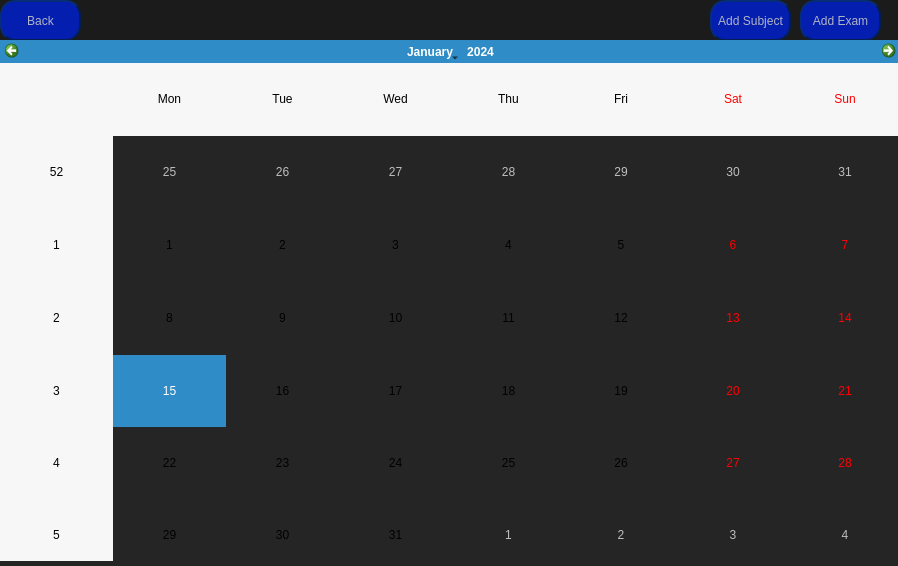
The window that StudySphere/StudySphere.ui (AlexOfRivia/Hackathon-WFIS) describes before a commit, drawn with Qt 5.
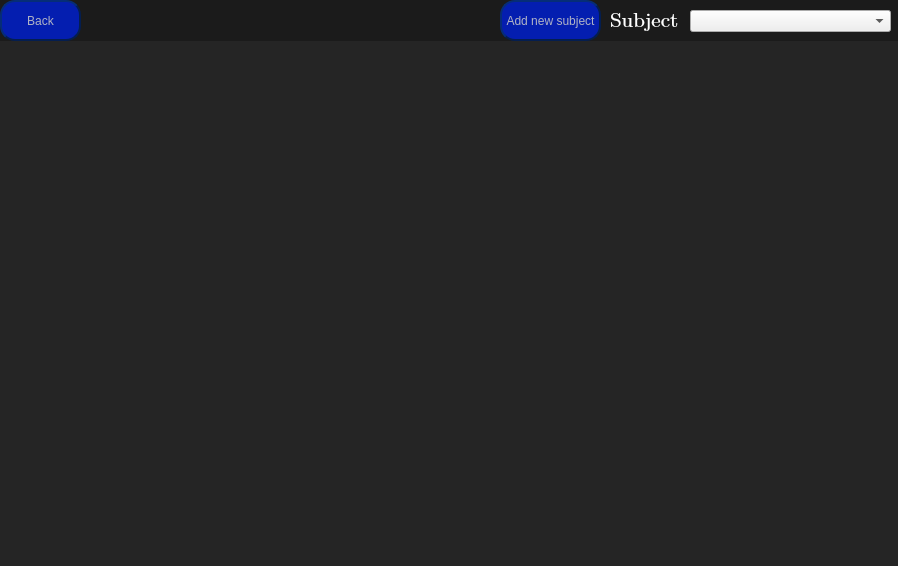
The same window after the commit.

Commit message: You can now add subjects

```diff
--- a/StudySphere/StudySphere.ui
+++ b/StudySphere/StudySphere.ui
@@ -445,17 +445,9 @@
         </property>
        </widget>
       </widget>
-      <widget class="QCalendarWidget" name="calendarWidget">
-       <property name="geometry">
-        <rect>
-         <x>0</x>
-         <y>40</y>
-         <width>901</width>
-         <height>531</height>
-        </rect>
-       </property>
-      </widget>
      </widget>
+     <zorder>calendarFrame</zorder>
+     <zorder>frame_2</zorder>
     </widget>
     <zorder>flashCardsButton</zorder>
     <zorder>calendarButton</zorder>
```
The commit also changes 2 other files.
